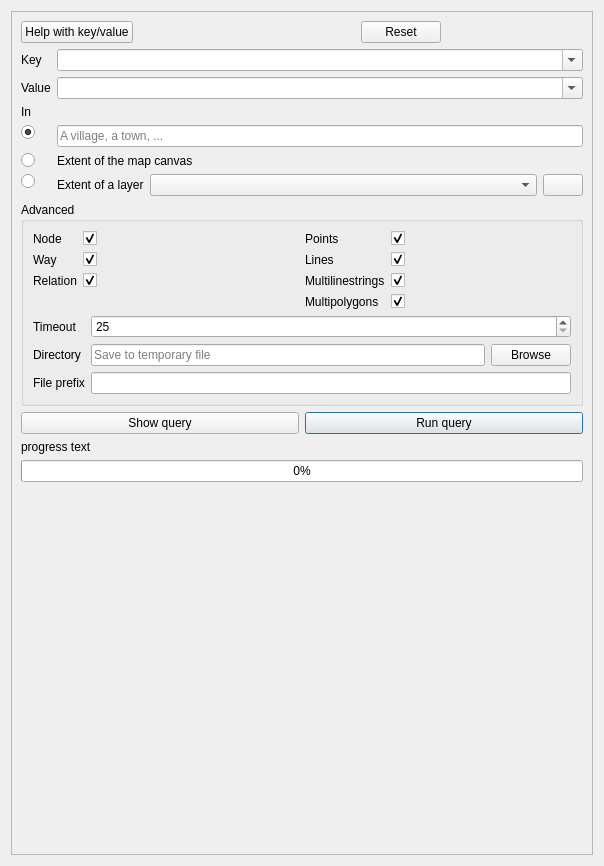
3liz/QuickOSM, file ui/quick_query.ui: the form before one commit.
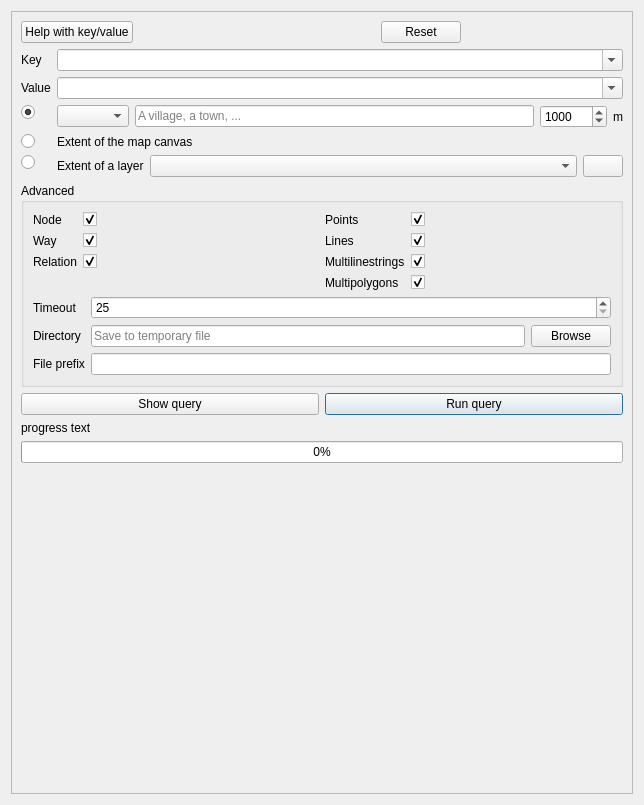
The form after the commit. Icons and pictures are not drawn. Custom widgets are drawn as their Qt base class.

What changed in the file:
```diff
--- a/ui/quick_query.ui
+++ b/ui/quick_query.ui
@@ -6,8 +6,8 @@
    <rect>
     <x>0</x>
     <y>0</y>
-    <width>604</width>
-    <height>866</height>
+    <width>644</width>
+    <height>805</height>
    </rect>
   </property>
   <property name="windowTitle">
@@ -24,8 +24,8 @@
        <rect>
         <x>0</x>
         <y>0</y>
-        <width>590</width>
-        <height>852</height>
+        <width>630</width>
+        <height>791</height>
        </rect>
       </property>
       <layout class="QVBoxLayout" name="verticalLayout">
@@ -112,13 +112,6 @@
           </widget>
          </item>
          <item row="2" column="0">
-          <widget class="QLabel" name="label_3">
-           <property name="text">
-            <string>In</string>
-           </property>
-          </widget>
-         </item>
-         <item row="3" column="0">
           <widget class="QRadioButton" name="radioButton_place">
            <property name="text">
             <string/>
@@ -128,7 +121,12 @@
            </property>
           </widget>
          </item>
-         <item row="3" column="1">
+         <item row="2" column="1">
+          <layout class="QHBoxLayout" name="horizontalLayout_8">
+           <item>
+            <widget class="QComboBox" name="comboBox_in_around"/>
+           </item>
+           <item>
           <widget class="QLineEdit" name="lineEdit_nominatim">
            <property name="text">
             <string/>
@@ -138,6 +136,31 @@
            </property>
           </widget>
          </item>
+           <item>
+            <widget class="QSpinBox" name="spinBox_distance_point">
+             <property name="minimum">
+              <number>1</number>
+             </property>
+             <property name="maximum">
+              <number>999999999</number>
+             </property>
+             <property name="singleStep">
+              <number>100</number>
+             </property>
+             <property name="value">
+              <number>1000</number>
+             </property>
+            </widget>
+           </item>
+           <item>
+            <widget class="QLabel" name="label_distance_point">
+             <property name="text">
+              <string>m</string>
+             </property>
+            </widget>
+           </item>
+          </layout>
+         </item>
          <item row="4" column="0">
           <widget class="QRadioButton" name="radioButton_extentMapCanvas">
            <property name="text">
```
Left out of the diff: 2 changed lines with no effect on the pictures. Lines whose indentation alone changed are shown as unchanged.
